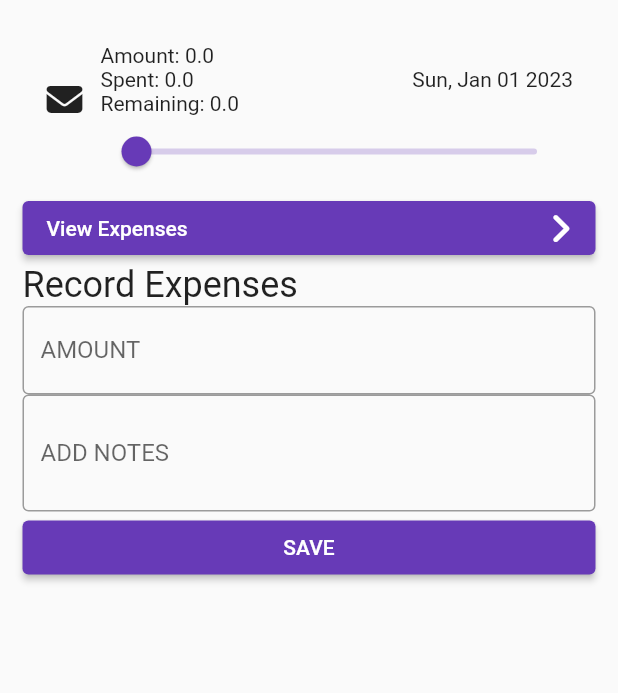
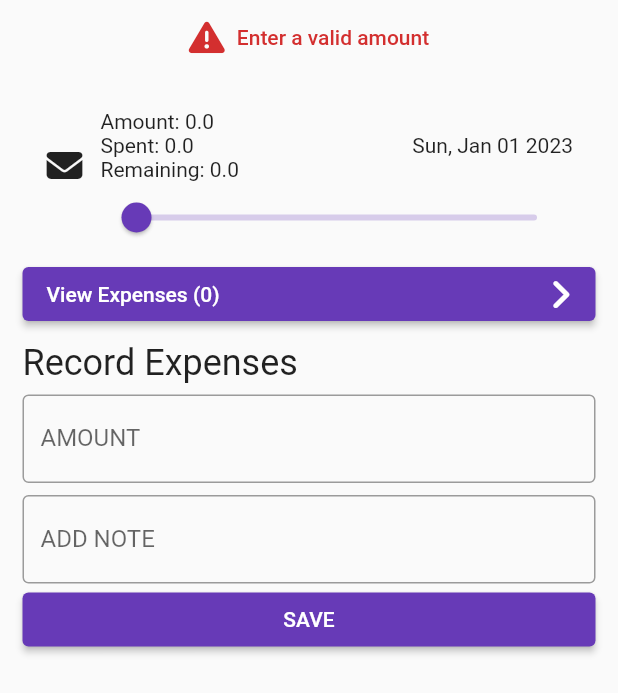
Before and after one commit to ANTONINEUTRON/envelope_budget_app, a Flutter app: the BudgetDetail widget shown alone on an empty page, opened directly with empty values, after a tap on "SAVE", on a phone screen of 412 x 824 dp. Shown: the top 693 px of the screen. Run offline on Flutter 3.47's test engine with Material 2 defaults, Android fonts, the phone set to English and light mode, and no system bars; our stand-ins replace bottom_navy_bar, equatable, flutter_bloc, font_awesome_flutter, google_fonts, shared_preferences; accounts and stored records are empty; Roboto replaces fonts that are missing (Acme).

Commit message:
Addition of Expenses now working

```diff
--- a/lib/features/budgets/data/model/budget.dart
+++ b/lib/features/budgets/data/model/budget.dart
@@ -5,22 +5,40 @@ part 'budget.g.dart';
 
 @JsonSerializable()
 class Budget extends Equatable{
-  final DateTime timeAdded = DateTime.now();
+  final DateTime id;
   String label;
   final DateTime deadline;
   final double amount;
-  final List<Expense> expenses = [];
+  final List<Expense> expenses;
 
   Budget({
+    required this.id,
     required this.label,
     required this.deadline,
     required this.amount,
+    this.expenses = const []
   });
 
   @override
-  List<Object?> get props => [timeAdded];
+  List<Object?> get props => [id];
+
+
+  @override
+  bool get stringify {
+    return true;
+  }
 
   factory Budget.fromJson(Map<String, dynamic> json) => _$BudgetFromJson(json);
 
   Map<String, dynamic> toJson() => _$BudgetToJson(this);
+
+  double getAmountSpent() {
+    double amount = 0;
+    expenses.forEach((expense) {
+      amount += expense.amount;
+    });
+    return amount;
+  }
+
+  double getRemsAmount() => amount - getAmountSpent();
 }
--- a/lib/features/budgets/data/model/expense.dart
+++ b/lib/features/budgets/data/model/expense.dart
@@ -4,19 +4,19 @@ part 'expense.g.dart';
 
 @JsonSerializable()
 class Expense extends Equatable{
-  final DateTime timeAdded;
+  final DateTime id;
   final double amount;
   String label;
 
   Expense({
-    required this.timeAdded,
+    required this.id,
     required this.amount,
     required this.label
   });
 
   @override
   // TODO: implement props
-  List<Object?> get props => [timeAdded];
+  List<Object?> get props => [id];
 
   factory Expense.fromJson(Map<String, dynamic> json) => _$ExpenseFromJson(json);
 
--- a/lib/features/budgets/data/repositories/budget_repository.dart
+++ b/lib/features/budgets/data/repositories/budget_repository.dart
@@ -31,6 +31,16 @@ class BudgetRepository{
     return await _saveBudgets(budgets);
   }
 
+  Future<bool> updateBudget(Budget budget) async {
+    //get budgets
+    var budgets = await getAllBudgets();
+    //remove budget instance
+    var hasRemoved = budgets.remove(budget);
+    //add Budget instance
+    budgets.add(budget);
+    return await _saveBudgets(budgets);
+  }
+
   Future<List<Budget>> _decodeBudgetsFromJsonList(List<String> listOfBudgetJsons) async {
     return listOfBudgetJsons.map((budgetJson){
       return Budget.fromJson(jsonDecode(budgetJson));
--- a/lib/features/budgets/ui/bloc/budget_bloc.dart
+++ b/lib/features/budgets/ui/bloc/budget_bloc.dart
@@ -1,4 +1,5 @@
 import 'package:envelope_budget_app/features/budgets/data/model/budget.dart';
+import 'package:envelope_budget_app/features/budgets/data/model/expense.dart';
 import 'package:flutter_bloc/flutter_bloc.dart';
 
 import '../../data/repositories/budget_repository.dart';
@@ -21,6 +22,7 @@ class BudgetBloc extends Cubit<List<Budget>>{
     required DateTime deadline
   })async{
     var budget = Budget(
+        id: DateTime.now(),
         label: label,
         deadline: deadline,
         amount: amount
@@ -33,4 +35,11 @@ class BudgetBloc extends Cubit<List<Budget>>{
   Future<List<Budget>> getAllBudgets() async {
     return await budgetRepository.getAllBudgets();
   }
+
+  void updateBudget(Budget budget)async{
+    var hasSaved = await budgetRepository.updateBudget(budget);
+    if(hasSaved){
+      emit(await getAllBudgets());
+    }
+  }
 }
--- a/lib/features/budgets/ui/page/budgets_page.dart
+++ b/lib/features/budgets/ui/page/budgets_page.dart
@@ -51,7 +51,9 @@ class _BudgetsPageState extends State<BudgetsPage> {
           return ListView.builder(
               itemCount: listOfBudget.length,
               itemBuilder: (context,index){
-                return BudgetUI(
+                return Column(
+                  children: [
+                    BudgetUI(
                       budget: listOfBudget[index],
                       onTap: (){
                         showModalBottomSheet(
@@ -59,6 +61,9 @@ class _BudgetsPageState extends State<BudgetsPage> {
                             builder: (context)=>BudgetDetail(budget: listOfBudget[index])
                         );
                       },
+                    ),
+                    Divider()
+                  ],
                 );
               }
           );
--- a/lib/features/budgets/ui/widgets/budget_detail.dart
+++ b/lib/features/budgets/ui/widgets/budget_detail.dart
@@ -1,8 +1,14 @@
 import 'package:envelope_budget_app/features/budgets/data/model/budget.dart';
+import 'package:envelope_budget_app/features/budgets/ui/bloc/budget_bloc.dart';
 import 'package:envelope_budget_app/features/budgets/ui/widgets/close_modal.dart';
+import 'package:envelope_budget_app/utils/helpers_functions.dart';
+import 'package:envelope_budget_app/utils/success_text_widget.dart';
 import 'package:flutter/material.dart';
+import 'package:flutter_bloc/flutter_bloc.dart';
 import 'package:font_awesome_flutter/font_awesome_flutter.dart';
 
+import '../../../../utils/error_text_widget.dart';
+import '../../data/model/expense.dart';
 import '../page/expense_page.dart';
 import 'budget_ui.dart';
 
@@ -15,14 +21,28 @@ class BudgetDetail extends StatefulWidget {
 }
 
 class _BudgetDetailState extends State<BudgetDetail> {
+  var _amount = 0.0;
+  var _label = "";
+  var _errorMsg = "";
+  var _successMsg = "";
+  var _amountController = TextEditingController();
+  var _labelController = TextEditingController();
+
   @override
   Widget build(BuildContext context) {
+    var bloc = context.watch<BudgetBloc>();
+    var noOfExpenses = widget.budget.expenses.length;
+
     return Container(
-      padding: EdgeInsets.fromLTRB(15, 3, 15, 7),
+      padding: EdgeInsets.fromLTRB(15, 3, 15,
+          getBottomPaddingForKeyboardToShow(
+              MediaQuery.of(context).viewInsets.bottom)),
       child: ListView(
         shrinkWrap: true,
         children: [
           // CloseModal(),
+          SuccessTextWidget(msg: _successMsg),
+          ErrorTextWidget(errorMsg: _errorMsg),
           BudgetUI(budget: widget.budget,),
           ElevatedButton(
             onPressed: (){
@@ -31,18 +51,23 @@ class _BudgetDetailState extends State<BudgetDetail> {
             child: Row(
               mainAxisAlignment: MainAxisAlignment.spaceBetween,
               children: [
-                Text("View Expenses"),
+                Text("View Expenses ($noOfExpenses)"),
                 FaIcon(FontAwesomeIcons.angleRight)
               ],
             ),
           ),
 
-          Text(
-              "Record Expenses",
-            style: Theme.of(context).textTheme.headline5,
+          Padding(
+            padding: const EdgeInsets.only(top: 8, bottom: 7),
+            child: Text(
+                "Record Expenses",
+              style: Theme.of(context).textTheme.headline5,
+            ),
           ),
           TextField(
+            onChanged: (newAmount)=> _amount= double.tryParse(newAmount) ?? 0.0,
             maxLines: 1,
+            controller: _amountController,
             decoration: InputDecoration(
                 labelText: "AMOUNT",
                 hintText: "0.0",
@@ -50,19 +75,69 @@ class _BudgetDetailState extends State<BudgetDetail> {
             ),
             keyboardType: TextInputType.numberWithOptions(decimal: true),
           ),
-          TextField(
-            maxLines: 2,
-            decoration: InputDecoration(
-                labelText: "ADD NOTES",
-                border: OutlineInputBorder()
+          Padding(
+            padding: const EdgeInsets.only(top:8.0),
+            child: TextField(
+              onChanged: (newLabel)=> _label=newLabel,
+              maxLines: 1,
+              controller: _labelController,
+              decoration: InputDecoration(
+                  labelText: "ADD NOTE",
+                  border: OutlineInputBorder()
+              ),
             ),
           ),
           ElevatedButton(
-              onPressed: (){},
+              onPressed: (){
+                //validate input
+                if(_areInputsValid()) {
+                  //save to bloc
+                  ///add expense to budget
+                  var expense = Expense(
+                    id: DateTime.now(),
+                    label: _label,
+                    amount: _amount
+                  );
+                  var updatedBudget = widget.budget;
+                  updatedBudget.expenses.add(expense);
+                  ///pass budget to bloc.updateBudget
+                  context.read<BudgetBloc>().updateBudget(updatedBudget);
+                  resetValues();
+                }
+              },
               child: Text("SAVE")
           )
         ],
       ),
     );
   }
+
+  void resetValues() {
+    _successMsg = "Expense has been added successfully";
+    _errorMsg = "";
+    _amountController.text = "";
+    _labelController.text = "";
+    setState((){});
+    Future.delayed(const Duration(seconds: 20),()=>setState(()=> _successMsg=""));
+  }
+
+  bool _areInputsValid() {
+    if(_amount <= 0){
+      setState(() {
+        _errorMsg = "Enter a valid amount";
+      });
+      return false;
+    }else if(_label.length < 2){
+      setState(() {
+        _errorMsg = "Enter a valid label for identifying this budget";
+      });
+      return false;
+    }else if(_amount > (widget.budget.getRemsAmount()) || _amount < 1){
+      setState(() {
+        _errorMsg = "Invalid amount entered!";
+      });
+      return false;
+    }
+    return true;
+  }
 }
--- a/lib/features/budgets/ui/widgets/budget_ui.dart
+++ b/lib/features/budgets/ui/widgets/budget_ui.dart
@@ -47,10 +47,10 @@ class BudgetUI extends StatelessWidget {
                               "Amount: ${budget.amount}"
                           ),
                           Text(
-                              "Spent: ${_getAmountSpent()}"
+                              "Spent: ${budget.getAmountSpent()}"
                           ),
                           Text(
-                              "Remaining: ${_getRemsAmount()}"
+                              "Remaining: ${budget.getRemsAmount()}"
                           )
                         ],
                       ),
@@ -61,7 +61,7 @@ class BudgetUI extends StatelessWidget {
                     ],
                   ),
                   Slider(
-                    value: _getAmountSpent(),
+                    value: budget.getAmountSpent(),
                     onChanged: (newValue){},
                     label: "Remaining",
                     max: budget.amount,
@@ -75,14 +75,4 @@ class BudgetUI extends StatelessWidget {
       ),
     );
   }
-
-  double _getAmountSpent() {
-    double amount = 0;
-    budget.expenses.forEach((expense) {
-      amount += expense.amount;
-    });
-    return amount;
-  }
-
-  double _getRemsAmount() => budget.amount - _getAmountSpent();
 }
--- /dev/null
+++ b/lib/utils/success_text_widget.dart
@@ -0,0 +1,35 @@
+import 'package:flutter/material.dart';
+import 'package:font_awesome_flutter/font_awesome_flutter.dart';
+
+class SuccessTextWidget extends StatelessWidget {
+  const SuccessTextWidget({
+    Key? key,
+    required this.msg,
+  }) : super(key: key);
+
+  final String msg;
+
+  @override
+  Widget build(BuildContext context) {
+    return Padding(
+      padding: const EdgeInsets.only(bottom:10.0),
+      child: msg.isEmpty
+          ? Container()
+          : Row(
+            mainAxisAlignment: MainAxisAlignment.center,
+            children: [
+              FaIcon(FontAwesomeIcons.check, color: Colors.green.shade700,),
+              Padding(
+                padding: const EdgeInsets.only(left: 8.0),
+                child: Text(
+                  msg,
+                  style: Theme.of(context).textTheme.labelLarge?.copyWith(
+                          color: Colors.green.shade700
+                  ),
+                ),
+              ),
+            ],
+          ),
+    );
+  }
+}
```
Also changed, not shown: lib/features/budgets/data/model/budget.g.dart, lib/features/budgets/data/model/expense.g.dart. Lines whose indentation alone changed are shown as unchanged.
